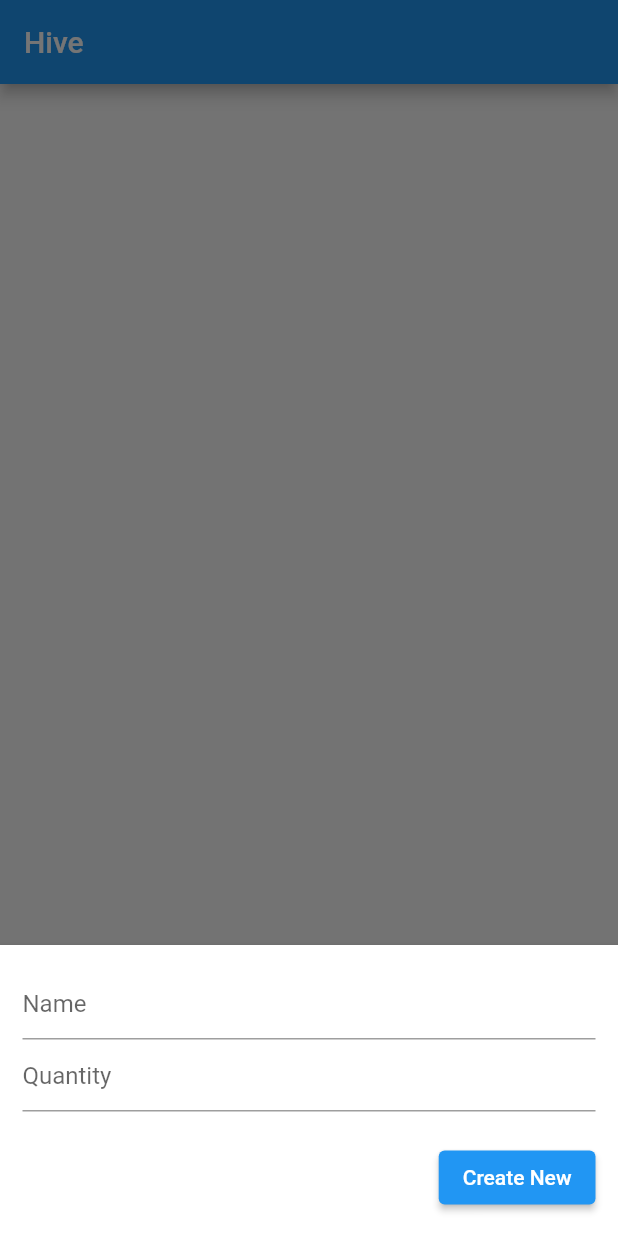
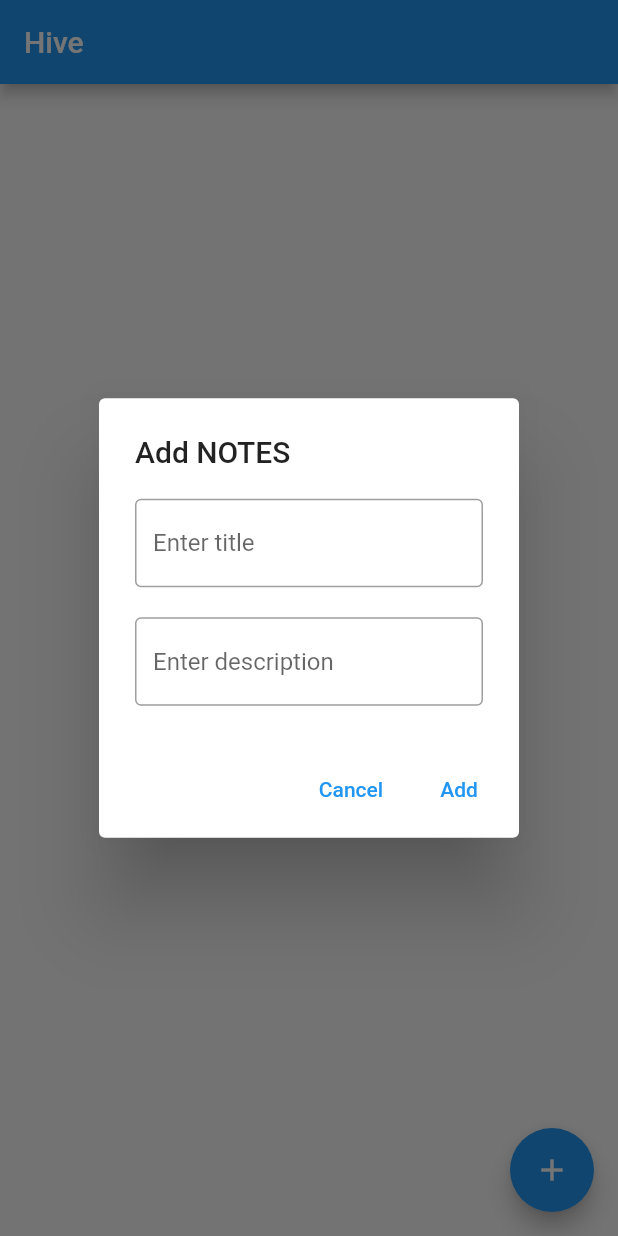
Before and after one commit to ArslanAshraf462/practicecode, a Flutter app: the screen it shows after launch, after a tap on the "add" icon, on a phone screen of 412 x 824 dp. Run offline on Flutter 3.47's test engine with Material 2 defaults, Android fonts, the phone set to English and light mode, and no system bars; our stand-ins replace flutter_native_splash, get, hive, hive_flutter; accounts and stored records are empty.

Commit message:
Added the add data and fetch data functionality

```diff
--- /dev/null
+++ b/lib/boxes/boxes.dart
@@ -0,0 +1,7 @@
+import 'package:hive/hive.dart';
+
+import '../models/notes_model.dart';
+
+class Boxes {
+  static Box<NotesModel> getData()=>Hive.box<NotesModel>('notes');
+}
--- a/lib/dialog/app_dialogs.dart
+++ /dev/null
@@ -1,51 +0,0 @@
-import 'package:flutter/cupertino.dart';
-import 'package:flutter/material.dart';
-import 'package:get/get.dart';
-
-import '../widgets/text_field_widget.dart';
-
-class AppDialogs{
-  static void modalBottomSheetForAddData({
-      required TextEditingController nameController,
-      required TextEditingController quantityController,
-      required Function onPress,
-}){
-    Get.bottomSheet(
-      Container(
-        padding: EdgeInsets.only(
-          bottom: Get.mediaQuery.viewInsets.bottom,
-          top: 15,
-          left: 15,
-          right: 15,
-        ),
-        color: Colors.white,
-        child: Column(
-          mainAxisSize: MainAxisSize.min,
-          crossAxisAlignment: CrossAxisAlignment.end,
-          children: [
-            TextFieldWidget(
-              controller: nameController,
-              name: 'Name',
-            ),
-            TextFieldWidget(
-              controller: quantityController,
-              keyboard: TextInputType.number,
-              name: 'Quantity',
-            ),
-            SizedBox(
-              height: 20,
-            ),
-            ElevatedButton(
-              onPressed:() => onPress,
-              child: Text('Create New'),),
-            SizedBox(
-              height: 15,
-            ),
-          ],
-        ),
-      ),
-      elevation: 5,
-      isScrollControlled: true,
-    );
-}
-}
--- a/lib/main.dart
+++ b/lib/main.dart
@@ -3,13 +3,17 @@ import 'package:flutter_native_splash/flutter_native_splash.dart';
 import 'package:get/get_navigation/src/root/get_material_app.dart';
 import 'package:hive/hive.dart';
 import 'package:hive_flutter/adapters.dart';
+import 'package:path_provider/path_provider.dart';
 import 'package:practice_project/screens/home_screen.dart';
+import 'models/notes_model.dart';
 
 void main() async{
   WidgetsBinding widgetsBinding = WidgetsFlutterBinding.ensureInitialized();
   FlutterNativeSplash.preserve(widgetsBinding: widgetsBinding);
-  await Hive.initFlutter();
-  await Hive.openBox('shopping_box');
+  var directory = await getApplicationDocumentsDirectory();
+   Hive.init(directory.path);
+  Hive.registerAdapter(NotesModelAdapter());
+  await Hive.openBox<NotesModel>('notes');
   runApp(const MyApp());
 }
 
--- /dev/null
+++ b/lib/models/notes_model.dart
@@ -0,0 +1,13 @@
+import 'package:hive/hive.dart';
+part 'notes_model.g.dart';
+
+@HiveType(typeId: 0)
+class NotesModel extends HiveObject{
+  @HiveField(0)
+  String title;
+
+  @HiveField(1)
+  String description;
+
+  NotesModel({required this.title,required this.description});
+}
--- a/lib/screens/home_screen.dart
+++ b/lib/screens/home_screen.dart
@@ -1,7 +1,9 @@
 import 'package:flutter/material.dart';
-import 'package:get/get.dart';
 import 'package:hive/hive.dart';
-import 'package:practice_project/dialog/app_dialogs.dart';
+import 'package:hive_flutter/adapters.dart';
+import 'package:practice_project/boxes/boxes.dart';
+import 'package:practice_project/models/notes_model.dart';
+
 
 import '../widgets/floating_action_button_widget.dart';
 
@@ -14,38 +16,132 @@ class HomeScreen extends StatefulWidget {
 
 class _HomeScreenState extends State<HomeScreen> {
   final TextEditingController _nameController = TextEditingController();
-  final TextEditingController _quantityController = TextEditingController();
+  final TextEditingController _descriptionController = TextEditingController();
 
-  List<Map<String,dynamic>> _items = [];
+  //List<Map<String,dynamic>> _items = [];
   ///Hive store data in key value pair
-  final _shoppingBox = Hive.box('shopping_box');///calls the open box as everything in hive works as openbox
-  Future<void> createItem(Map<String, dynamic> newItem) async {
-    await _shoppingBox.add(newItem); ///Auto generate key 0,1,2...
-    print("Amount data is ${_shoppingBox.length}");
-}
+ // final _shoppingBox = Hive.box<Shopping>('shopping_box');///calls the open box as everything in hive works as openbox
+//   Future<void> createItem(Map<String,dynamic> newItem) async {
+//     await _shoppingBox.add(newItem); ///Auto generate key 0,1,2...
+//     var item=_shoppingBox.get('key');
+//     print("Amount data is ${item}");
+// }
+
+
+
   @override
   Widget build(BuildContext context) {
+
     return Scaffold(
       appBar: AppBar(
         title: Text('Hive'),
       ),
+      body: ValueListenableBuilder<Box<NotesModel>>(
+          valueListenable: Boxes.getData().listenable(),
+          builder: (context, box, _) {
+            var data= box.values.toList().cast<NotesModel>();
+            return ListView.builder(
+              itemCount: box.length,
+              itemBuilder: (context, index) {
+              return Card(
+                child: Padding(
+                  padding: const EdgeInsets.symmetric(vertical: 15,horizontal: 10),
+                  child: Column(
+                    crossAxisAlignment: CrossAxisAlignment.start,
+                    mainAxisAlignment: MainAxisAlignment.start,
+                    children: [
+                      Row(
+                        children: [
+                          Text(data[index].title.toString(),
+                            style: TextStyle(fontSize: 20 , fontWeight: FontWeight.w500 , color: Colors.black),),
+                          Spacer(),
+                          // InkWell(
+                          //     onTap: () {
+                          //       delete(data[index]);
+                          //     },
+                          //     child: Icon(Icons.delete,color: Colors.red,)),
+                          // SizedBox(width: 15,),
+                          // InkWell(
+                          //     onTap: () {
+                          //
+                          //     },
+                          //     child: Icon(Icons.edit)),
+                        ],
+                      ),
+
+                      Text(data[index].description.toString(),
+                        style: TextStyle(fontSize: 18 , fontWeight: FontWeight.w300, color: Colors.grey),
+                      ),
+                    ],
+                  ),
+                ),
+              );
+            },);
+          },),
       floatingActionButton: FloatingActionButtonWidget(
           onPressed: () async{
-            AppDialogs.modalBottomSheetForAddData(
-              nameController: _nameController,
-              quantityController: _quantityController,
-              onPress: (){
-                createItem({
-                  "name": _nameController.text,
-                  "quantity": _quantityController.text,
-                });
-                //clear the text fields
-                _nameController.text='';
-                _quantityController.text='';
-                Get.back();
-              },);
+            _showMyDialog();
           },
       ),
     );
   }
+
+  // void delete(NotesModel notesModel)async{
+  //   await notesModel.delete() ;
+  // }
+
+  Future<void> _showMyDialog()async{
+
+    return showDialog(
+        context: context,
+        builder:(context){
+          return AlertDialog(
+            title: Text('Add NOTES'),
+            content: SingleChildScrollView(
+              child: Column(
+                children: [
+                  TextFormField(
+                    controller: _nameController,
+                    decoration: const InputDecoration(
+                        hintText: 'Enter title',
+                        border: OutlineInputBorder()
+                    ),
+                  ),
+                  const SizedBox(height: 20,),
+                  TextFormField(
+                    controller: _descriptionController,
+                    decoration: const InputDecoration(
+                        hintText: 'Enter description',
+                        border: OutlineInputBorder()
+                    ),
+                  )
+                ],
+              ),
+            ),
+            actions: [
+              TextButton(onPressed: (){
+                Navigator.pop(context);
+              }, child: const Text('Cancel')),
+
+              TextButton(onPressed: (){
+                final data = NotesModel(title: _nameController.text,
+                    description: _descriptionController.text) ;
+
+                final box = Boxes.getData();
+                box.add(data);
+
+                 //data.save() ;
+                print(box);
+                _nameController.clear();
+                _descriptionController.clear();
+
+                // box.
+
+                Navigator.pop(context);
+              }, child: Text('Add')),
+            ],
+          );
+        }
+    ) ;
+  }
 }
--- a/lib/widgets/text_field_widget.dart
+++ /dev/null
@@ -1,16 +0,0 @@
-import 'package:flutter/material.dart';
-
-class TextFieldWidget extends StatelessWidget {
-  final TextEditingController controller;
-  final String name;
-  final TextInputType keyboard ;
-  TextFieldWidget({required this.controller,required this.name,this.keyboard= TextInputType.text});
-  @override
-  Widget build(BuildContext context) {
-    return TextField(
-      keyboardType: keyboard,
-      controller: controller,
-      decoration: InputDecoration(hintText: name),
-    );
-  }
-}
--- a/pubspec.yaml
+++ b/pubspec.yaml
@@ -40,11 +40,14 @@ dependencies:
   hive_flutter: ^1.1.0
   hive: ^2.2.3
   get: ^4.6.5
+  provider: ^6.0.4
+  path_provider: ^2.0.11
 
 dev_dependencies:
   flutter_test:
     sdk: flutter
-
+  hive_generator:
+  build_runner:
 flutter_native_splash:
   color: "#f7f6f1"
   color_dark: "#272727"
```
Also changed, not shown: lib/models/notes_model.g.dart (added), pubspec.lock, 1 other file.
